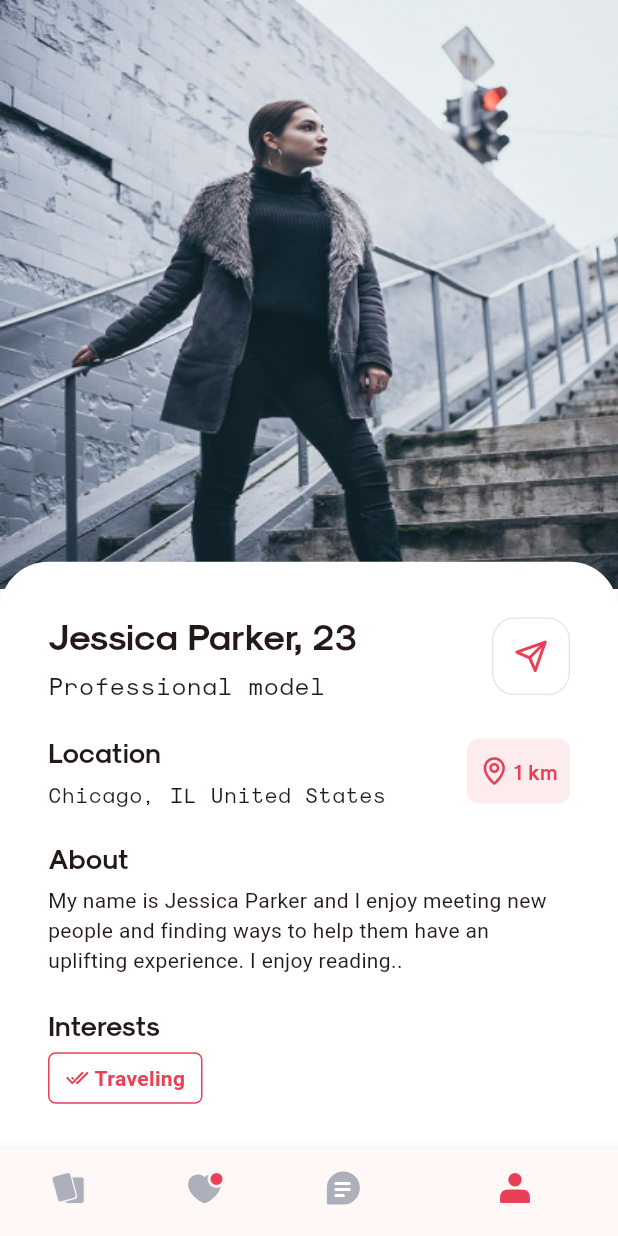
After one commit to Nader-Eryan/dating, a Flutter app: the HomeView screen opened directly, item 4 of the bottom bar chosen, on a phone screen of 412 x 824 dp. The commit adds this screen. Run offline on Flutter 3.47's test engine with Material 3 defaults, Android fonts, the phone set to English and light mode, and no system bars; our stand-ins replace awesome_snackbar_content, cloud_firestore, firebase_auth, firebase_core, firebase_messaging, firebase_storage and 12 more; missing offline and left inert: flutter_facebook_auth, notification_permissions; accounts and stored records are empty.

Commit message:
adding bottom nav bar controller and a profile design part

```diff
--- a/lib/Features/home/presentation/view/home_view.dart
+++ b/lib/Features/home/presentation/view/home_view.dart
@@ -1,38 +1,29 @@
-import 'package:dating/Features/Account/presentation/view/on_boarding_view.dart';
 import 'package:dating/Features/home/presentation/manager/bottom_nav_controller.dart';
+import 'package:dating/Features/home/presentation/view/widgets/match_section.dart';
+import 'package:dating/Features/home/presentation/view/widgets/message_section.dart';
+import 'package:dating/Features/home/presentation/view/widgets/profile_section.dart';
+import 'package:dating/Features/home/presentation/view/widgets/swipe_section.dart';
 import 'package:dating/constants.dart';
-import 'package:dating/core/utils/service_locator.dart';
-import 'package:dating/core/utils/styles.dart';
-import 'package:firebase_auth/firebase_auth.dart';
+
 import 'package:flutter/material.dart';
 import 'package:flutter_svg/flutter_svg.dart';
 import 'package:get/get.dart';
 
 class HomeView extends StatelessWidget {
+  static final List<Widget> _widgetOptions = <Widget>[
+    const SwipeSection(),
+    const MatchSection(),
+    const MessageSection(),
+    const ProfileSection()
+  ];
   const HomeView({super.key});
   @override
   Widget build(BuildContext context) {
-    return Scaffold(
+    return GetBuilder(
+      init: BottomNavController(),
+      builder: (c) => Scaffold(
         body: SafeArea(
-        child: Column(
-          children: [
-            const Text(
-              'This is the test bold text',
-              style: Styles.kH3Bold,
-            ),
-            const Text(
-              'This is the test regular text',
-              style: TextStyle(fontSize: 24, fontWeight: FontWeight.bold),
-            ),
-            ElevatedButton(
-                onPressed: () {
-                  getIt<FirebaseAuth>().signOut().then((value) async {
-                    Get.offAll(() => const OnBoardingView());
-                  });
-                },
-                child: const Text('Logout'))
-          ],
-        ),
+          child: _widgetOptions.elementAt(c.currentIndex),
         ),
         bottomNavigationBar: GetBuilder(
           init: BottomNavController(),
@@ -89,6 +80,7 @@ class HomeView extends StatelessWidget {
                 ),
               ]),
         ),
+      ),
     );
   }
 }
--- /dev/null
+++ b/lib/Features/home/presentation/view/widgets/interest_widget.dart
@@ -0,0 +1,38 @@
+import 'package:dating/constants.dart';
+import 'package:flutter/material.dart';
+import 'package:flutter_svg/flutter_svg.dart';
+import 'package:get/get.dart';
+
+class InterestWidget extends StatefulWidget {
+  const InterestWidget({super.key, required this.isActive, required this.txt});
+  final bool isActive;
+  final String txt;
+  @override
+  State<InterestWidget> createState() => _InterestWidgetState();
+}
+
+class _InterestWidgetState extends State<InterestWidget> {
+  @override
+  Widget build(BuildContext context) {
+    return Container(
+      width: Get.width / 4,
+      height: Get.height / 24,
+      decoration: BoxDecoration(
+          borderRadius: BorderRadius.circular(5),
+          border: Border.all(
+            color: widget.isActive ? kPrimaryClr : Colors.grey.withOpacity(0.3),
+          )),
+      child: Row(mainAxisAlignment: MainAxisAlignment.center, children: [
+        widget.isActive
+            ? SvgPicture.asset('assets/images/done-all.svg')
+            : const Text(''),
+        Text(
+          ' ${widget.txt}',
+          style: TextStyle(
+              color: widget.isActive ? kPrimaryClr : null,
+              fontWeight: FontWeight.bold),
+        ),
+      ]),
+    );
+  }
+}
--- /dev/null
+++ b/lib/Features/home/presentation/view/widgets/match_section.dart
@@ -0,0 +1,10 @@
+import 'package:flutter/material.dart';
+
+class MatchSection extends StatelessWidget {
+  const MatchSection({super.key});
+
+  @override
+  Widget build(BuildContext context) {
+    return const Placeholder();
+  }
+}
--- /dev/null
+++ b/lib/Features/home/presentation/view/widgets/message_section.dart
@@ -0,0 +1,10 @@
+import 'package:flutter/material.dart';
+
+class MessageSection extends StatelessWidget {
+  const MessageSection({super.key});
+
+  @override
+  Widget build(BuildContext context) {
+    return const Placeholder();
+  }
+}
--- /dev/null
+++ b/lib/Features/home/presentation/view/widgets/profile_section.dart
@@ -0,0 +1,149 @@
+import 'package:dating/Features/home/presentation/view/widgets/interest_widget.dart';
+import 'package:dating/constants.dart';
+import 'package:dating/core/utils/styles.dart';
+import 'package:flutter/material.dart';
+import 'package:flutter_svg/flutter_svg.dart';
+import 'package:get/get.dart';
+
+class ProfileSection extends StatelessWidget {
+  const ProfileSection({super.key});
+
+  @override
+  Widget build(BuildContext context) {
+    return SingleChildScrollView(
+      child: SizedBox(
+        height: Get.height * 1.5,
+        child: Stack(
+          fit: StackFit.expand,
+          children: [
+            Column(
+              children: [
+                Image.asset(
+                  'assets/images/profilePic.jpg',
+                  width: double.infinity,
+                  height: Get.height / 2.1,
+                  fit: BoxFit.fill,
+                ),
+              ],
+            ),
+            Positioned(
+              top: Get.height / 2.2,
+              width: Get.width,
+              child: Container(
+                decoration: BoxDecoration(
+                    color: Colors.white,
+                    borderRadius: BorderRadius.only(
+                        topLeft: Radius.circular(32),
+                        topRight: Radius.circular(32))),
+                child: Padding(
+                  padding: const EdgeInsets.all(kPagePadding),
+                  child: Column(
+                    crossAxisAlignment: CrossAxisAlignment.start,
+                    children: [
+                      Row(
+                        mainAxisAlignment: MainAxisAlignment.spaceBetween,
+                        children: [
+                          Column(
+                            crossAxisAlignment: CrossAxisAlignment.start,
+                            children: [
+                              Text(
+                                'Jessica Parker, 23',
+                                style: Styles.kH3Bold,
+                              ),
+                              SizedBox(
+                                height: 5,
+                              ),
+                              Text(
+                                'Professional model',
+                                style: Styles.kH5,
+                              ),
+                            ],
+                          ),
+                          SvgPicture.asset('assets/images/sendBtn.svg'),
+                        ],
+                      ),
+                      SizedBox(
+                        height: 20,
+                      ),
+                      Row(
+                        mainAxisAlignment: MainAxisAlignment.spaceBetween,
+                        children: [
+                          Column(
+                            crossAxisAlignment: CrossAxisAlignment.start,
+                            children: [
+                              Text(
+                                'Location',
+                                style: Styles.kH4Bold,
+                              ),
+                              SizedBox(
+                                height: 5,
+                              ),
+                              Text(
+                                'Chicago, IL United States',
+                                style: Styles.kH6,
+                              ),
+                            ],
+                          ),
+                          Container(
+                            width: Get.width / 6,
+                            height: Get.height / 19,
+                            decoration: BoxDecoration(
+                              color: Color(0xffE94057).withOpacity(.1),
+                              borderRadius: BorderRadius.circular(8),
+                            ),
+                            child: Row(
+                                mainAxisAlignment: MainAxisAlignment.center,
+                                children: [
+                                  SvgPicture.asset(
+                                    'assets/images/location_sign.svg',
+                                    width: 20,
+                                  ),
+                                  Text(
+                                    ' 1 km',
+                                    style: Styles.kH6Bold
+                                        .copyWith(color: kPrimaryClr),
+                                  )
+                                ]),
+                          )
+                        ],
+                      ),
+                      SizedBox(
+                        height: 20,
+                      ),
+                      Text(
+                        'About',
+                        style: Styles.kH4Bold,
+                      ),
+                      SizedBox(
+                        height: 5,
+                      ),
+                      Text(
+                          'My name is Jessica Parker and I enjoy meeting new people and finding ways '
+                          ''
+                          '''to help them have an uplifting experience. I enjoy reading..'''),
+                      SizedBox(
+                        height: 20,
+                      ),
+                      Text(
+                        'Interests',
+                        style: Styles.kH4Bold
+                            .copyWith(fontWeight: FontWeight.w800),
+                      ),
+                      SizedBox(
+                        height: 5,
+                      ),
+                      InterestWidget(isActive: true, txt: 'Traveling'),
+                      SizedBox(
+                        height: 5,
+                      ),
+                    ],
+                  ),
+                ),
+              ),
+            ),
+          ],
+        ),
+      ),
+    );
+  }
+}
--- /dev/null
+++ b/lib/Features/home/presentation/view/widgets/swipe_section.dart
@@ -0,0 +1,35 @@
+import 'package:dating/Features/Account/presentation/view/on_boarding_view.dart';
+import 'package:dating/core/utils/service_locator.dart';
+import 'package:dating/core/utils/styles.dart';
+import 'package:firebase_auth/firebase_auth.dart';
+import 'package:flutter/material.dart';
+import 'package:get/get.dart';
+
+class SwipeSection extends StatelessWidget {
+  const SwipeSection({
+    super.key,
+  });
+
+  @override
+  Widget build(BuildContext context) {
+    return Column(
+      children: [
+        const Text(
+          'This is the test bold text',
+          style: Styles.kH3Bold,
+        ),
+        const Text(
+          'This is the test regular text',
+          style: TextStyle(fontSize: 24, fontWeight: FontWeight.bold),
+        ),
+        ElevatedButton(
+            onPressed: () {
+              getIt<FirebaseAuth>().signOut().then((value) async {
+                Get.offAll(() => const OnBoardingView());
+              });
+            },
+            child: const Text('Logout'))
+      ],
+    );
+  }
+}
```
Also changed, not shown: assets/images/done-all.svg (added), assets/images/location_sign.svg (added), assets/images/profilePic.jpg (added), assets/images/sendBtn.svg (added). Lines whose indentation alone changed are shown as unchanged.
